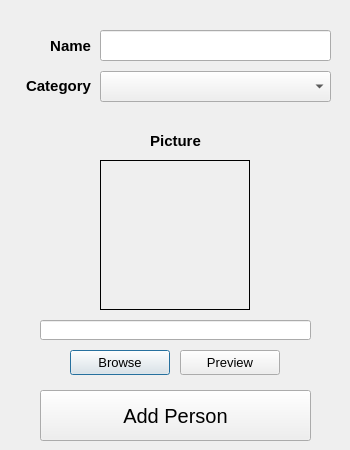
Old version of the form GUI/AddPersonDialog.ui in the repository Pearadox/PearLogger2.
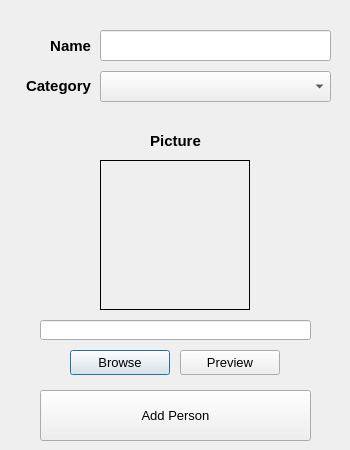
New version of the form.

Patch:
```diff
--- a/GUI/AddPersonDialog.ui
+++ b/GUI/AddPersonDialog.ui
@@ -199,7 +199,7 @@
    </property>
    <property name="font">
     <font>
-     <pointsize>15</pointsize>
+     <pointsize>10</pointsize>
     </font>
    </property>
    <property name="text">
```
Left out of the diff: 8 changed lines with no effect on the pictures.
